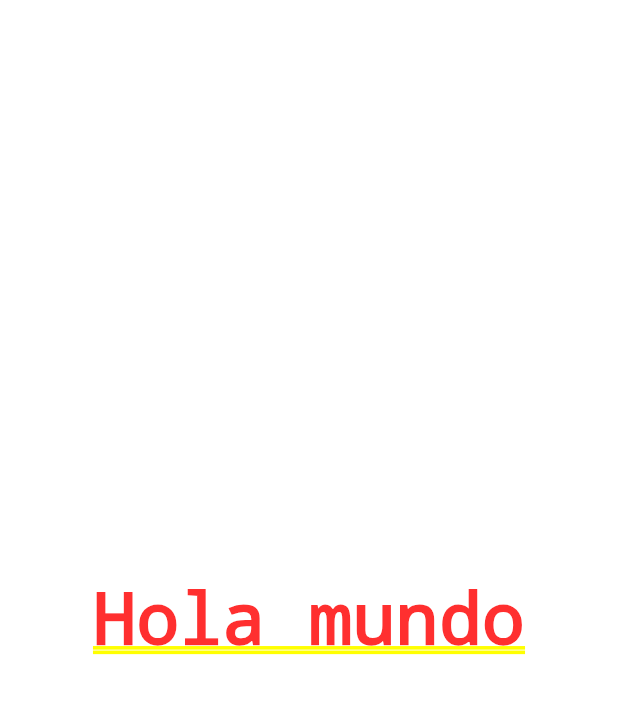
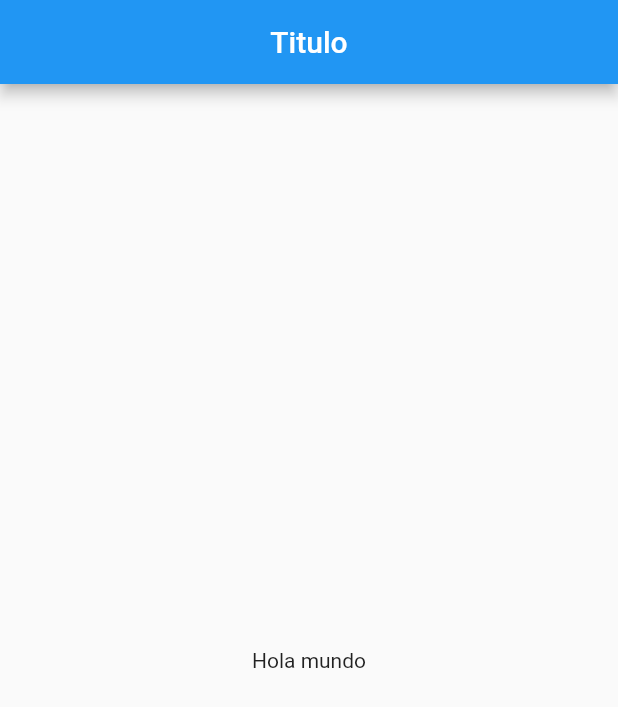
Before and after one commit to yuqmettal/contador-flutter, a Flutter app: the screen it shows after launch, on a phone screen of 412 x 824 dp. Shown: the top 707 px of the screen. Run offline on Flutter 3.47's test engine with Material 2 defaults, Android fonts, the phone set to English and light mode, and no system bars.

Commit message:
Add home page

```diff
--- a/lib/src/app.dart
+++ b/lib/src/app.dart
@@ -1,3 +1,4 @@
+import 'package:contador/src/pages/home_page.dart';
 import 'package:flutter/material.dart';
 
   class MyApp extends StatelessWidget {
@@ -6,7 +7,7 @@ import 'package:flutter/material.dart';
     @override
     Widget build(BuildContext context) {
       return MaterialApp(
-        home: Center(child: Text('Hola mundo'),),
+        home: Center(child: HomePage()),
       );
     }
   }
--- a/lib/src/pages/home_page.dart
+++ b/lib/src/pages/home_page.dart
@@ -0,0 +1,16 @@
+import 'package:flutter/material.dart';
+
+class HomePage extends StatelessWidget {
+  const HomePage({Key key}) : super(key: key);
+
+  @override
+  Widget build(BuildContext context) {
+    return Scaffold(
+      appBar: AppBar(
+        title: Text('Titulo'),
+        centerTitle: true,
+      ),
+      body: Center(child: Text('Hola mundo'),),
+    );
+  }
+}
```
